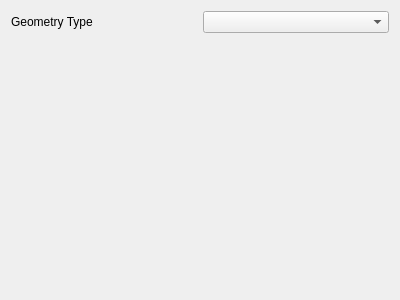
First picture: the form in SWGIS-DLLSrc/SWGIS-Gui/swgisgeometrygeneratorwidgetbase.ui, repository LZS1991/SWGIS, before the edit.
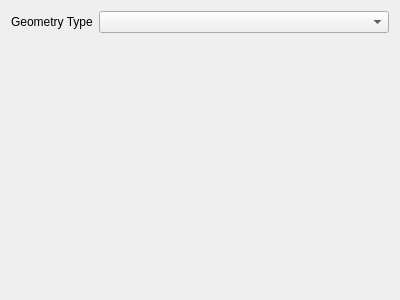
Second picture: the form after the edit. Custom widgets are drawn as their Qt base class.

Patch:
```diff
--- a/SWGIS-DLLSrc/SWGIS-Gui/swgisgeometrygeneratorwidgetbase.ui
+++ b/SWGIS-DLLSrc/SWGIS-Gui/swgisgeometrygeneratorwidgetbase.ui
@@ -37,6 +37,12 @@
    </item>
    <item row="0" column="0">
     <widget class="QLabel" name="label">
+     <property name="sizePolicy">
+      <sizepolicy hsizetype="Maximum" vsizetype="Preferred">
+       <horstretch>0</horstretch>
+       <verstretch>0</verstretch>
+      </sizepolicy>
+     </property>
      <property name="text">
       <string>Geometry Type</string>
      </property>
```
Left out of the diff: 11 changed lines with no effect on the pictures.
